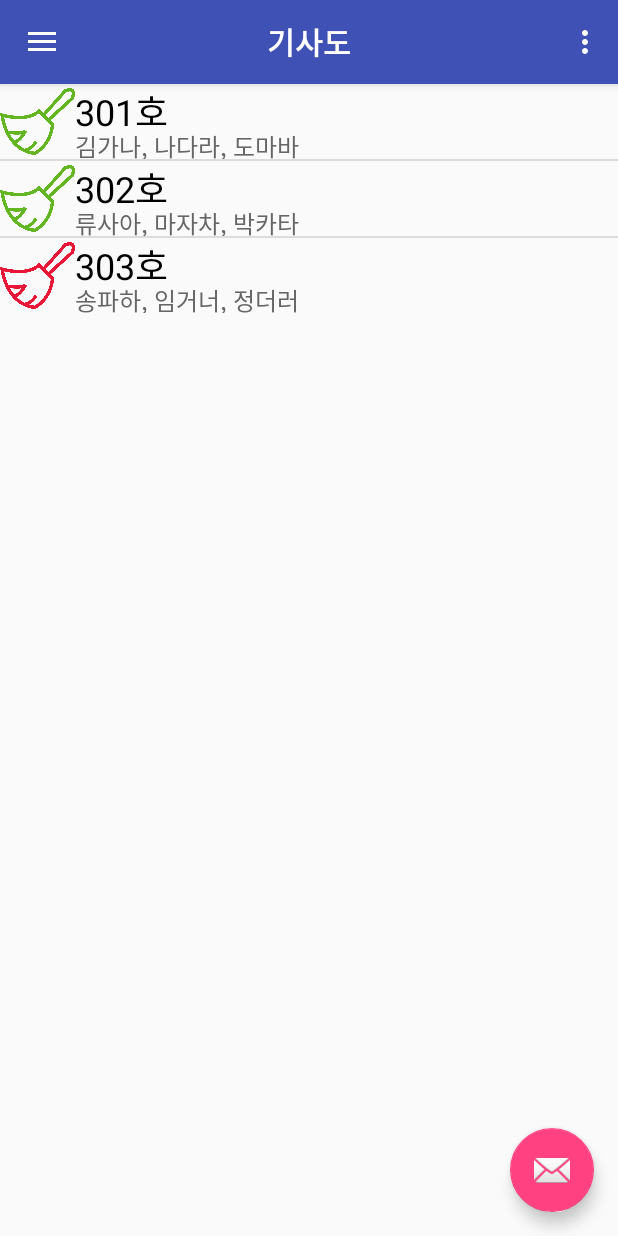
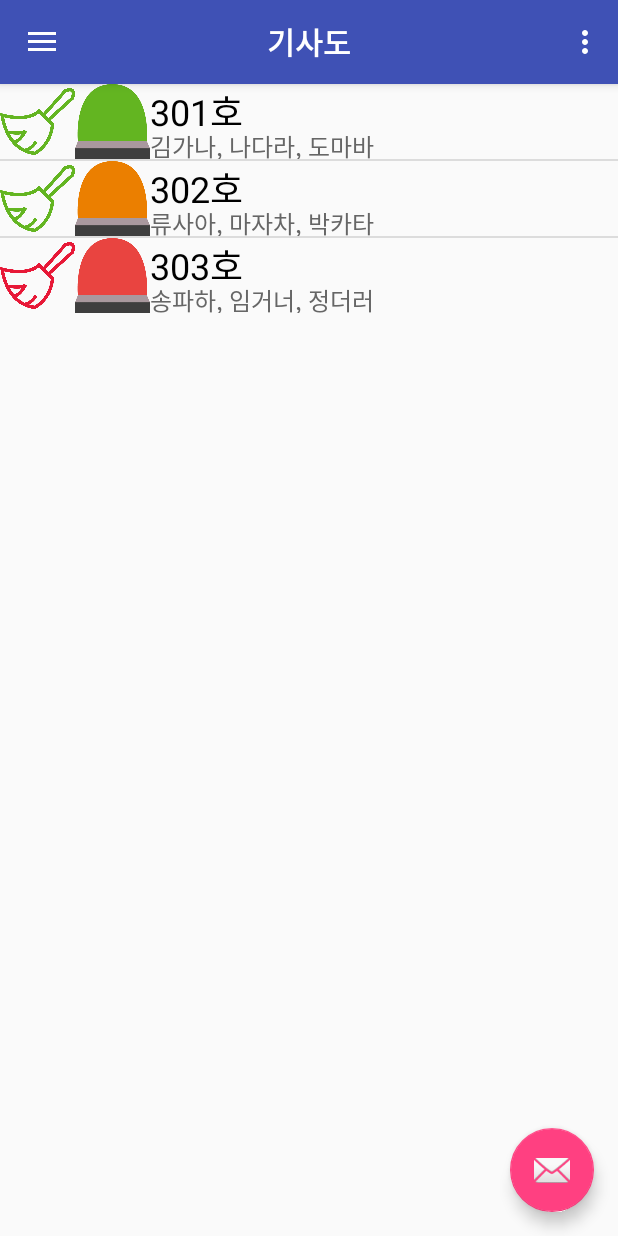
Before and after one commit to CHANMYUNG/SW-Camp-Hackathon-Chivalry, an Android app: the screen it shows after launch (MainActivity), on a phone screen of 412 x 824 dp. Run offline under Robolectric (Android 15) with nearby library versions, the phone set to English and light mode, and no system bars.

Commit message:
Create Attention Button in Main ListView

```diff
--- a/MyApplication/app/src/main/java/com/example/a10102/myapplication/ListViewAdapter.java
+++ b/MyApplication/app/src/main/java/com/example/a10102/myapplication/ListViewAdapter.java
@@ -6,6 +6,7 @@ import android.view.LayoutInflater;
 import android.view.View;
 import android.view.ViewGroup;
 import android.widget.BaseAdapter;
+import android.widget.Button;
 import android.widget.ImageView;
 import android.widget.TextView;
 
@@ -41,17 +42,19 @@ public class ListViewAdapter extends BaseAdapter {
         }
 
         // 화면에 표시될 View(Layout이 inflate된)으로부터 위젯에 대한 참조 획득
-        ImageView iconImageView = (ImageView) convertView.findViewById(R.id.imageview1);
-        TextView titleTextView = (TextView) convertView.findViewById(R.id.textView1);
-        TextView descTextView = (TextView) convertView.findViewById(R.id.textView2);
+        ImageView cleanIconImageView = (ImageView) convertView.findViewById(R.id.imageview1);
+        Button attentionButton = (Button) convertView.findViewById(R.id.button1);
+        TextView roomTextView = (TextView) convertView.findViewById(R.id.textView1);
+        TextView memberTextView = (TextView) convertView.findViewById(R.id.textView2);
 
         // Data Set(listViewItemList)에서 position에 위치한 데이터 참조 획득
         ListViewItem listViewItem = listViewItemList.get(position);
 
         // 아이템 내 각 위젯에 데이터 반영
-        iconImageView.setImageDrawable(listViewItem.getIcon());
-        titleTextView.setText(listViewItem.getTitle());
-        descTextView.setText(listViewItem.getDesc());
+        cleanIconImageView.setImageDrawable(listViewItem.getCleanIcon());
+        attentionButton.setBackground(listViewItem.getAttentionIcon());
+        roomTextView.setText(listViewItem.getRoom());
+        memberTextView.setText(listViewItem.getMember());
 
         return convertView;
     }
@@ -69,12 +72,13 @@ public class ListViewAdapter extends BaseAdapter {
     }
 
     // 아이템 데이터 추가를 위한 함수 : 개발자가 원하는대로 작성 가능
-    public void addItem(Drawable icon, String title, String desc) {
+    public void addItem(Drawable cleanIcon, Drawable attentionIcon, String title, String desc) {
         ListViewItem item = new ListViewItem();
 
-        item.setIcon(icon);
-        item.setTitle(title);
-        item.setDesc(desc);
+        item.setCleanIcon(cleanIcon);
+        item.setAttentionIcon(attentionIcon);
+        item.setRoom(title);
+        item.setMember(desc);
 
         listViewItemList.add(item);
     }
--- a/MyApplication/app/src/main/java/com/example/a10102/myapplication/ListViewItem.java
+++ b/MyApplication/app/src/main/java/com/example/a10102/myapplication/ListViewItem.java
@@ -7,26 +7,34 @@ import android.graphics.drawable.Drawable;
  */
 
 public class ListViewItem {
-    private Drawable iconDrawable;
-    private String titleStr;
-    private String descStr;
+    private Drawable cleanIconDrawable;
+    private Drawable attentionIconDrawable;
+    private String roomStr;
+    private String memberStr;
 
-    public void setIcon(Drawable icon) {
-        iconDrawable = icon;
+    public void setCleanIcon(Drawable icon) {
+        cleanIconDrawable = icon;
     }
-    public void setTitle(String title) {
-        titleStr = title;
+    public void setAttentionIcon(Drawable button) {
+        attentionIconDrawable = button;
     }
-    public void setDesc(String desc) {
-        descStr = desc;
+    public void setRoom(String title) {
+        roomStr = title;
     }
-    public Drawable getIcon() {
-        return this.iconDrawable;
+    public void setMember(String desc) {
+        memberStr = desc;
     }
-    public String getTitle() {
-        return this.titleStr;
+
+    public Drawable getCleanIcon() {
+        return this.cleanIconDrawable;
     }
-    public String getDesc() {
-        return this.descStr;
+    public Drawable getAttentionIcon() {
+        return this.attentionIconDrawable;
+    }
+    public String getRoom() {
+        return this.roomStr;
+    }
+    public String getMember() {
+        return this.memberStr;
     }
 }
--- a/MyApplication/app/src/main/java/com/example/a10102/myapplication/MainActivity.java
+++ b/MyApplication/app/src/main/java/com/example/a10102/myapplication/MainActivity.java
@@ -63,13 +63,13 @@ public class MainActivity extends AppCompatActivity
         listview.setAdapter(adapter);
 
         // 첫 번째 아이템 추가
-        adapter.addItem(ContextCompat.getDrawable(this, R.drawable.greenbroom), "301호", "김가나, 나다라, 도마바");
+        adapter.addItem(ContextCompat.getDrawable(this, R.drawable.greenbroom), ContextCompat.getDrawable(this, R.drawable.greenlight), "301호", "김가나, 나다라, 도마바");
 
         // 두 번째 아이템 추가
-        adapter.addItem(ContextCompat.getDrawable(this, R.drawable.greenbroom), "302호", "류사아, 마자차, 박카타");
+        adapter.addItem(ContextCompat.getDrawable(this, R.drawable.greenbroom), ContextCompat.getDrawable(this, R.drawable.yellowlight), "302호", "류사아, 마자차, 박카타");
 
         // 세 번째 아이템 추가
-        adapter.addItem(ContextCompat.getDrawable(this, R.drawable.redbroom), "303호", "송파하, 임거너, 정더러");
+        adapter.addItem(ContextCompat.getDrawable(this, R.drawable.redbroom), ContextCompat.getDrawable(this, R.drawable.redlight), "303호", "송파하, 임거너, 정더러");
 
     }
 
--- a/MyApplication/app/src/main/res/layout/listview_item.xml
+++ b/MyApplication/app/src/main/res/layout/listview_item.xml
@@ -8,6 +8,10 @@
         android:id="@+id/imageview1"
         android:layout_gravity="end"
         android:layout_weight="1"/>
+    <Button
+        android:layout_width="50dp"
+        android:layout_height="50dp"
+        android:id="@+id/button1"/>
     <LinearLayout
         android:layout_width="wrap_content"
         android:layout_height="match_parent"
```
